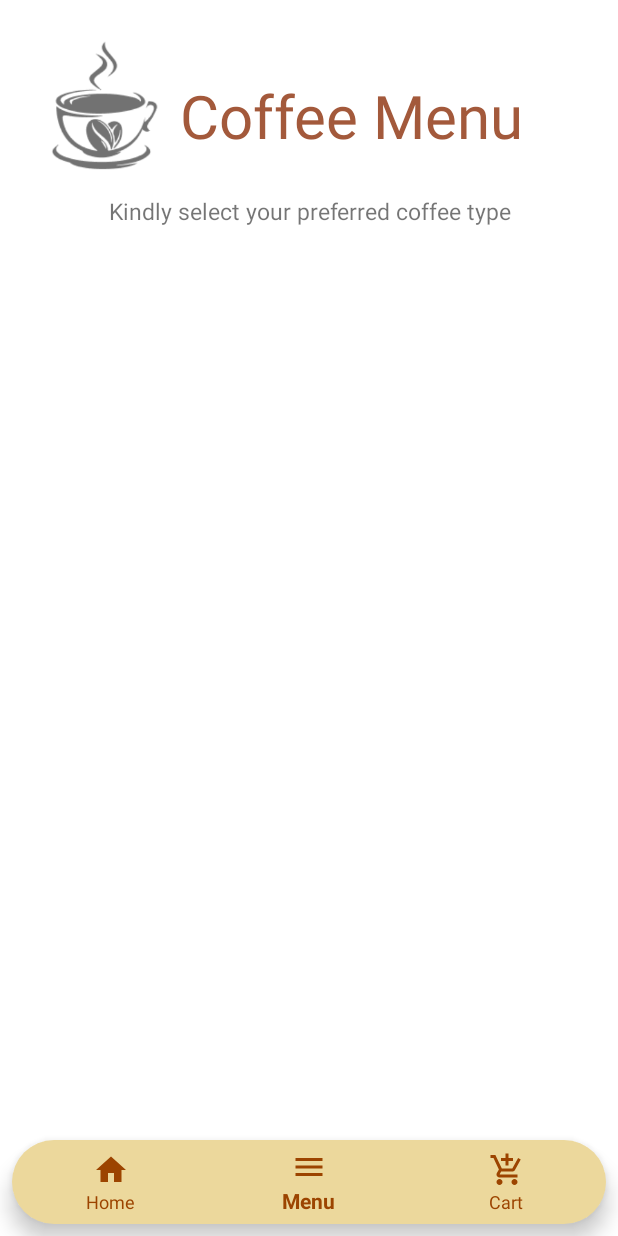
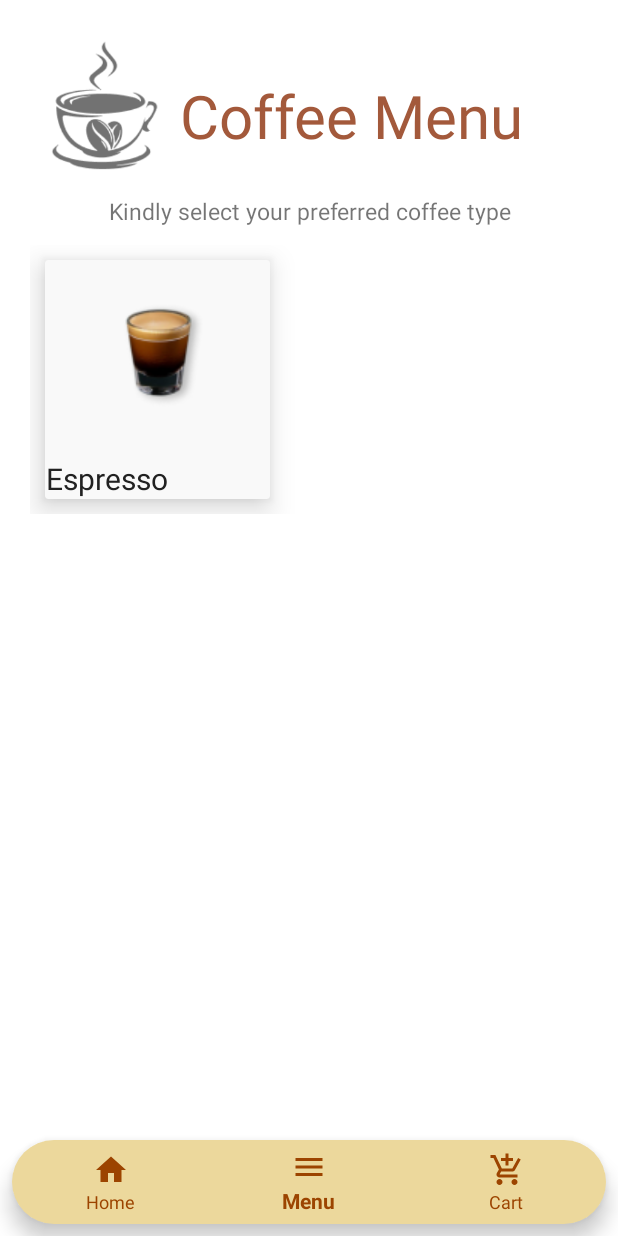
Before and after one commit to pramuddhika/CoffeeNet, an Android app: the screen it shows after launch (MainActivity), item 2 of the bottom bar chosen, on a phone screen of 412 x 824 dp. Run offline under Robolectric (Android 15) with nearby library versions, the phone set to English and light mode, and no system bars.

Commit message:
menue started

```diff
--- a/app/src/main/res/layout/fragment_menu.xml
+++ b/app/src/main/res/layout/fragment_menu.xml
@@ -2,12 +2,12 @@
 <FrameLayout xmlns:android="http://schemas.android.com/apk/res/android"
     xmlns:tools="http://schemas.android.com/tools"
     android:layout_width="match_parent"
+    xmlns:app="http://schemas.android.com/apk/res-auto"
     android:background="#FFFFFF"
     android:layout_height="match_parent"
     android:padding="20dp"
     tools:context=".MenuFragment">
 
-    <!-- TODO: Update blank fragment layout -->
     <LinearLayout
         android:layout_width="match_parent"
         android:layout_height="match_parent"
@@ -52,15 +52,59 @@
             android:layout_height="match_parent"
             android:layout_marginTop="12dp">
 
+            <LinearLayout
+                android:layout_width="match_parent"
+                android:layout_height="match_parent"
+                android:orientation="vertical">
+                <LinearLayout
+                    android:layout_width="match_parent"
+                    android:layout_height="wrap_content"
+                    android:orientation="horizontal">
 
-            <androidx.cardview.widget.CardView
-                android:layout_width="wrap_content"
-                android:layout_height="wrap_content"
-                android:padding="20dp">
+                    <androidx.cardview.widget.CardView
+                        android:layout_width="150dp"
+                        android:layout_height="wrap_content"
+                        android:padding="10dp"
+                        app:cardElevation="12dp"
+                        app:cardBackgroundColor="#F9F9F9"
+                        android:layout_margin="10dp">
+                        <LinearLayout
+                            android:layout_width="match_parent"
+                            android:layout_height="wrap_content"
+                            android:orientation="vertical">
+                            <ImageView
+                                android:layout_width="wrap_content"
+                                android:layout_height="wrap_content"
+                                android:src="@drawable/espresso1"
+                                android:layout_gravity="center"/>
+                            <TextView
+                                android:layout_width="wrap_content"
+                                android:layout_height="wrap_content"
+                                android:gravity="center"
+                                android:text="Espresso"
+                                android:textSize="20sp"
+                                android:textColor="#212121"
+                                android:paddingTop="12sp"/>
+
+                        </LinearLayout>
 
 
+                    </androidx.cardview.widget.CardView>
+                    <TextView
+                        android:layout_width="wrap_content"
+                        android:layout_height="wrap_content"
+                        android:layout_weight="1"
+                        android:gravity="center"
+                        android:text="" />
+                    <androidx.cardview.widget.CardView
+                        android:layout_width="150dp"
+                        android:layout_height="wrap_content">
 
-            </androidx.cardview.widget.CardView>
+                    </androidx.cardview.widget.CardView>
+
+                </LinearLayout>
+            </LinearLayout>
+
         </ScrollView>
 
 
```
Also changed, not shown: app/src/main/res/layout/fragment_cart.xml (line endings or trailing spaces).
